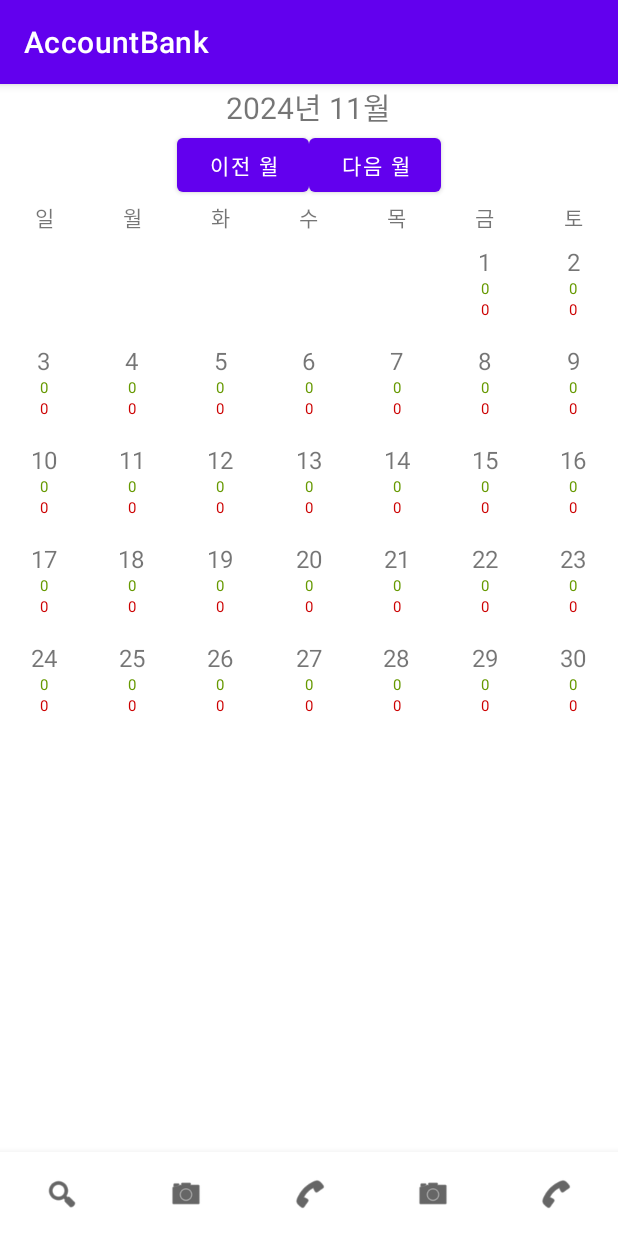
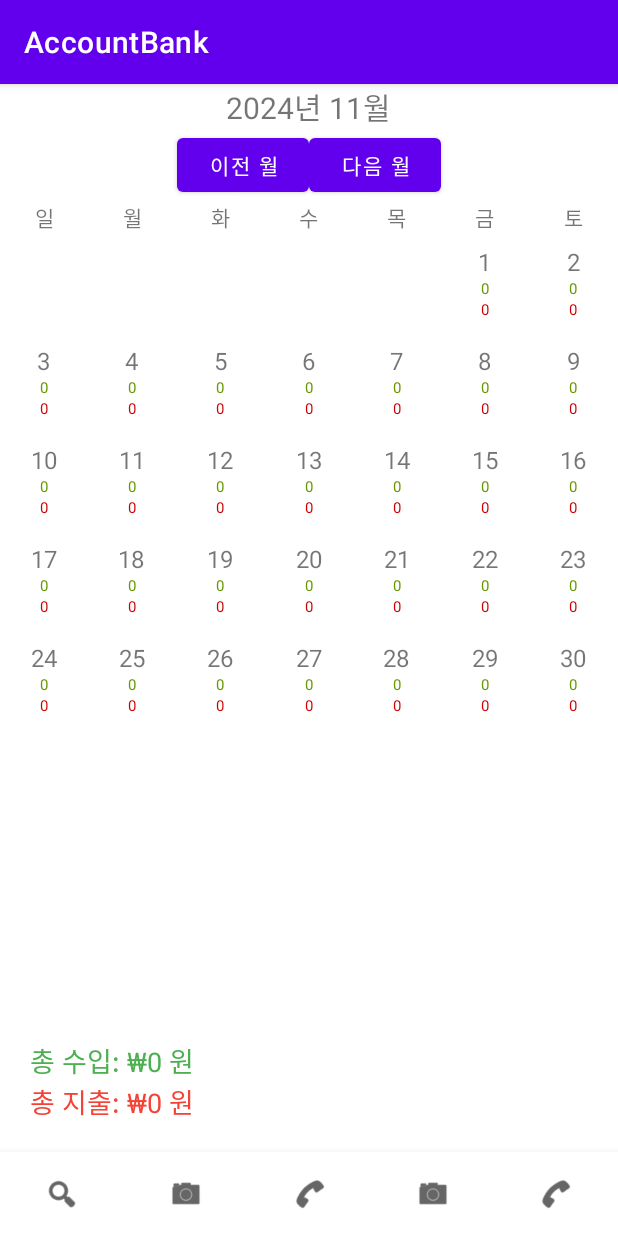
Before and after one commit to gunheehan/AccountBank, an Android app: the screen it shows after launch (MainActivity), item 2 of the bottom bar chosen, on a phone screen of 412 x 824 dp. Run offline under Robolectric (Android 15) with nearby library versions, the phone set to English and light mode, and no system bars; our stand-ins replace Room's generated code.

Commit message:
달력 총 수입, 지출 금액 표기 추가

```diff
--- a/app/src/main/java/com/redhorse/accountbank/EarningFragment.kt
+++ b/app/src/main/java/com/redhorse/accountbank/EarningFragment.kt
@@ -1,6 +1,7 @@
 package com.redhorse.accountbank
 
 import DayDetailFragment
+import RegexUtils.parsePaymentInfo
 import android.content.Context
 import com.redhorse.accountbank.adapter.CalendarAdapter
 import android.os.Bundle
@@ -51,6 +52,8 @@ class EarningFragment : Fragment() {
     private lateinit var yearMonthTextView: TextView
     private lateinit var prevMonthButton: Button
     private lateinit var nextMonthButton: Button
+    private lateinit var calendarTotalEarningText : TextView
+    private lateinit var calendarTotalExpenseText : TextView
 
     private var currentMonth: YearMonth = YearMonth.now()
 
@@ -98,6 +101,8 @@ class EarningFragment : Fragment() {
         yearMonthTextView = view.findViewById(R.id.yearMonthTextView)
         prevMonthButton = view.findViewById(R.id.prevMonthButton)
         nextMonthButton = view.findViewById(R.id.nextMonthButton)
+        calendarTotalEarningText = view.findViewById(R.id.calendarTotalEarning)
+        calendarTotalExpenseText = view.findViewById(R.id.calendarTotalExpenses)
     }
 
     private fun setupRecyclerView() {
@@ -114,10 +119,20 @@ class EarningFragment : Fragment() {
         CoroutineScope(Dispatchers.IO).launch {
             val daysInMonth = generateCalendarDataForMonth(currentMonth)
             Log.d("EarningFragment", "daysInMonth: $daysInMonth")
-
             // 메인 스레드에서 어댑터 업데이트
             withContext(Dispatchers.Main) {
                 (calendarRecyclerView.adapter as CalendarAdapter).updateDays(daysInMonth)
+                var totalIncome = 0
+                var totalExpense = 0
+                daysInMonth.forEach { dayData ->
+                    totalIncome += dayData.getTotalIncome()
+                    totalExpense += dayData.getTotalExpense()
+                }
+
+                val formattedIncome = formatCurrency(totalIncome) + " 원"
+                val formattedExpense = formatCurrency(totalExpense) + " 원"
+                calendarTotalEarningText.text = "총 수입: ${formattedIncome}"
+                calendarTotalExpenseText.text = "총 지출: ${formattedExpense}"
             }
         }
     }
@@ -159,6 +174,7 @@ class EarningFragment : Fragment() {
                 date = date,
                 payments = payments
             )
+
 
             daysList.add(dayData)
         }
--- a/app/src/main/java/com/redhorse/accountbank/ExpensesFragment.kt
+++ b/app/src/main/java/com/redhorse/accountbank/ExpensesFragment.kt
@@ -235,7 +235,8 @@ class ExpensesFragment : Fragment() {
                                     if (RegexUtils.isPaymentMessage(text)) {
                                         try {
                                             val payment = RegexUtils.parsePaymentInfo(text, formattedDate.toString())
-                                            Log.d("RCSReaderTitle", "Extracted Date: ${payment.title}")
+                                            Log.d("RCSReaderTitle", "Extracted Date: ${formattedDate.toString()}")
+                                            Log.d("RCSReaderTitle", "Extracted: ${payment.title}")
 
                                             // 중복 데이터 확인
                                             val existingCount = paymentDao.countPaymentByDetails(
--- a/app/src/main/res/layout/fragment_earning.xml
+++ b/app/src/main/res/layout/fragment_earning.xml
@@ -91,4 +91,26 @@
         android:layout_width="match_parent"
         android:layout_height="0dp"
         android:layout_weight="1"/>
+    <LinearLayout
+        android:layout_width="match_parent"
+        android:layout_height="wrap_content"
+        android:orientation="vertical"
+        android:padding="20sp">
+
+        <TextView
+            android:id="@+id/calendarTotalEarning"
+            android:layout_width="wrap_content"
+            android:layout_height="wrap_content"
+            android:textColor="#4CAF50"
+            android:text="총 수입: "
+            android:textSize="18dp"/>
+        <TextView
+        android:id="@+id/calendarTotalExpenses"
+        android:layout_width="wrap_content"
+            android:layout_height="wrap_content"
+            android:textColor="#F44336"
+            android:text="총 지출:"
+            android:textSize="18dp"/>
+    </LinearLayout>
+
 </LinearLayout>
```
